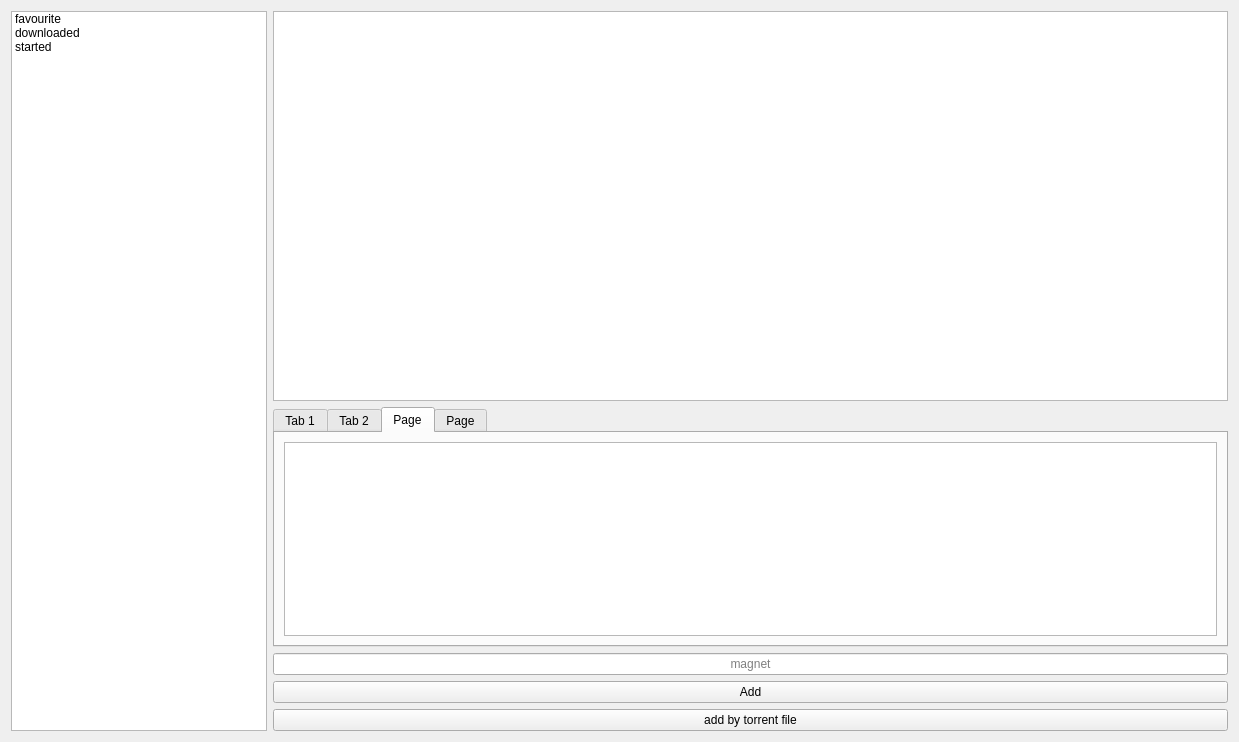
First picture: the form in widgets/torrentwidget.ui, repository commmrade/TorrentClient, before the edit.
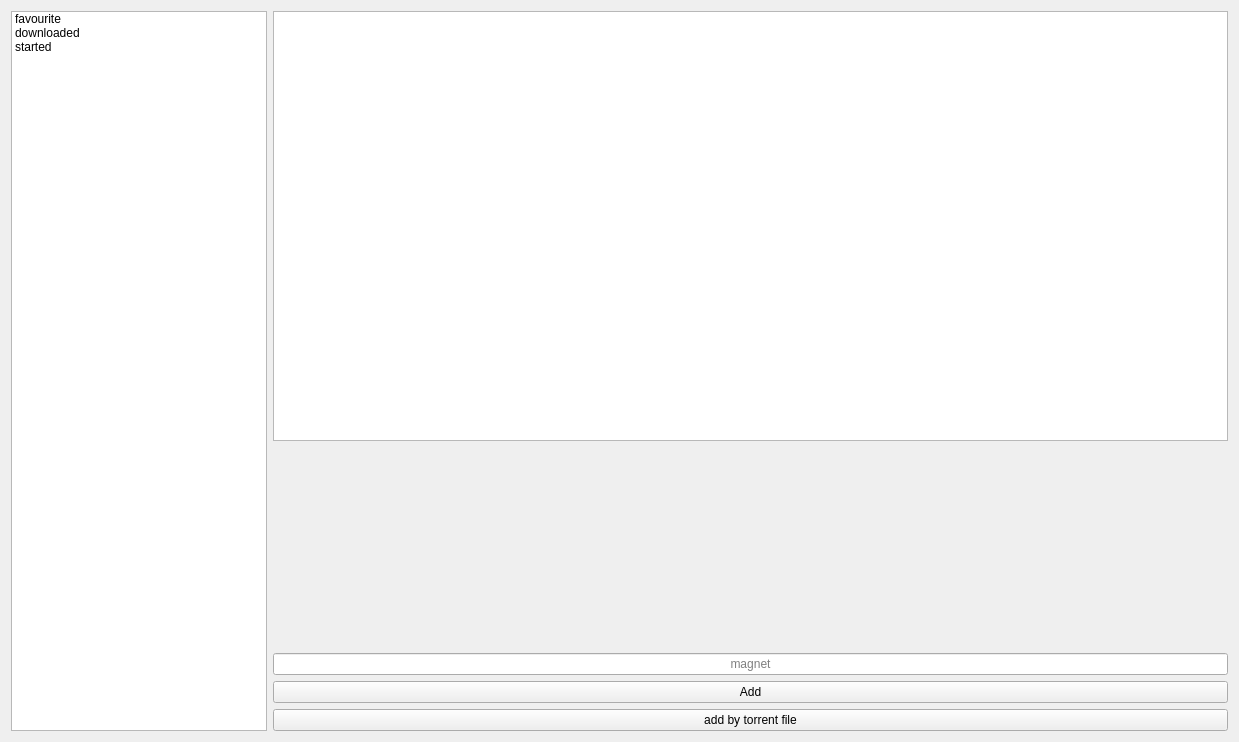
Second picture: the form after the edit. Custom widgets are drawn as their Qt base class.

Commit message: General info tab, peers info tab optimized

```diff
--- a/widgets/torrentwidget.ui
+++ b/widgets/torrentwidget.ui
@@ -52,12 +52,9 @@
       </widget>
      </item>
      <item>
-      <widget class="QTabWidget" name="torrentInfoTab">
-       <property name="enabled">
-        <bool>true</bool>
-       </property>
+      <widget class="PropertiesWidget" name="propertiesTab" native="true">
        <property name="sizePolicy">
-        <sizepolicy hsizetype="Expanding" vsizetype="Minimum">
+        <sizepolicy hsizetype="Preferred" vsizetype="Minimum">
          <horstretch>0</horstretch>
          <verstretch>0</verstretch>
         </sizepolicy>
@@ -68,34 +65,6 @@
          <height>200</height>
         </size>
        </property>
-       <property name="currentIndex">
-        <number>2</number>
-       </property>
-       <widget class="QWidget" name="tab">
-        <attribute name="title">
-         <string>Tab 1</string>
-        </attribute>
-       </widget>
-       <widget class="QWidget" name="tab_2">
-        <attribute name="title">
-         <string>Tab 2</string>
-        </attribute>
-       </widget>
-       <widget class="QWidget" name="tab_3">
-        <attribute name="title">
-         <string>Page</string>
-        </attribute>
-        <layout class="QGridLayout" name="gridLayout">
-         <item row="0" column="0">
-          <widget class="QTableView" name="peerTableView"/>
-         </item>
-        </layout>
-       </widget>
-       <widget class="QWidget" name="tab_4">
-        <attribute name="title">
-         <string>Page</string>
-        </attribute>
-       </widget>
       </widget>
      </item>
      <item>
@@ -126,6 +95,14 @@
    </item>
   </layout>
  </widget>
+ <customwidgets>
+  <customwidget>
+   <class>PropertiesWidget</class>
+   <extends>QWidget</extends>
+   <header location="global">propertieswidget.h</header>
+   <container>1</container>
+  </customwidget>
+ </customwidgets>
  <resources/>
  <connections/>
 </ui>
```
The commit also changes 18 other files.
